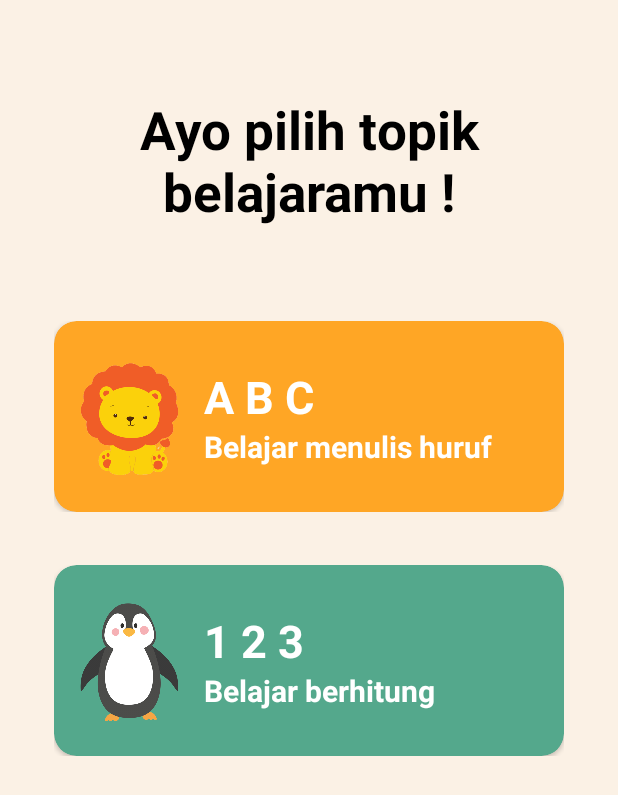
After one commit to PutriEndahP/welearn_android, an Android app: the layout activity_menu_belajar.xml on its own in the app's theme, with its tools: preview values and no code run, on a phone screen of 412 x 824 dp. The commit adds this screen. Shown: the top 795 px of the screen. Run offline under Robolectric (Android 15) with nearby library versions, the phone set to English and light mode, and no system bars.

Commit message:
add menu belajar

```diff
--- a/app/src/main/AndroidManifest.xml
+++ b/app/src/main/AndroidManifest.xml
@@ -9,7 +9,8 @@
         android:roundIcon="@mipmap/ic_launcher_round"
         android:supportsRtl="true"
         android:theme="@style/AppTheme.NoActionBar">
-        <activity android:name=".Activity.RegisterActivity"></activity>
+        <activity android:name=".Activity.MenuBelajarActivity"></activity>
+        <activity android:name=".Activity.RegisterActivity" />
         <activity android:name=".MainActivity" /> <!-- <activity -->
         <!-- android:name=".ui.login.LoginActivity" -->
         <!-- android:label="@string/title_activity_login"></activity> -->
--- /dev/null
+++ b/app/src/main/java/com/example/welearn/Activity/MenuBelajarActivity.java
@@ -0,0 +1,14 @@
+package com.example.welearn.Activity;
+
+import androidx.appcompat.app.AppCompatActivity;
+
+import android.os.Bundle;
+
+public class MenuBelajarActivity extends AppCompatActivity {
+
+    @Override
+    protected void onCreate(Bundle savedInstanceState) {
+        super.onCreate(savedInstanceState);
+        setContentView(R.layout.activity_menu_belajar);
+    }
+}
--- /dev/null
+++ b/app/src/main/res/layout/activity_menu_belajar.xml
@@ -0,0 +1,120 @@
+<?xml version="1.0" encoding="utf-8"?>
+<RelativeLayout xmlns:android="http://schemas.android.com/apk/res/android"
+    xmlns:app="http://schemas.android.com/apk/res-auto"
+    xmlns:tools="http://schemas.android.com/tools"
+    android:layout_width="match_parent"
+    android:layout_height="match_parent"
+    android:orientation="vertical"
+    tools:context=".Activity.MenuBelajarActivity"
+    android:background="@color/colorBG">
+    <LinearLayout
+        android:layout_width="match_parent"
+        android:layout_height="match_parent"
+        android:orientation="vertical">
+
+        <RelativeLayout
+            android:layout_width="match_parent"
+            android:layout_height="214dp"
+            android:background="@color/colorBG"
+            android:scaleType="centerCrop">
+
+            <TextView
+                android:id="@+id/judul"
+                android:layout_width="match_parent"
+                android:layout_height="wrap_content"
+                android:layout_centerVertical="true"
+                android:gravity="center"
+                android:text="Ayo pilih topik belajaramu !"
+                android:textColor="@color/black"
+                android:textSize="35sp"
+                android:textStyle="bold"></TextView>
+        </RelativeLayout>
+            <LinearLayout
+                android:layout_width="wrap_content"
+                android:layout_marginTop="0dp"
+                android:layout_gravity="center|center_vertical"
+                android:layout_height="wrap_content">
+                <androidx.cardview.widget.CardView
+                    android:layout_width="340dp"
+                    android:layout_height="wrap_content"
+                    app:cardCornerRadius="15dp"
+                    android:id="@+id/btn_huruf"
+                    app:cardBackgroundColor="@color/colorPrimary">
+                    <ImageView
+                        android:layout_width="90dp"
+                        android:layout_height="100dp"
+                        android:layout_marginTop="15dp"
+                        android:layout_marginLeft="5dp"
+                        android:src="@drawable/lion">
+                    </ImageView>
+                    <TextView
+                        android:layout_width="match_parent"
+                        android:layout_height="wrap_content"
+                        android:paddingLeft="100dp"
+                        android:text="A B C"
+                        android:textStyle="bold"
+                        android:textSize="30dp"
+                        android:textColor="@android:color/white"
+                        android:gravity="left"
+                        android:layout_marginTop="30dp"
+                        android:layout_marginBottom="30dp"/>
+                    <TextView
+                        android:layout_width="match_parent"
+                        android:layout_height="wrap_content"
+                        android:paddingLeft="100dp"
+                        android:text="Belajar menulis huruf"
+                        android:textStyle="bold"
+                        android:textSize="20sp"
+                        android:textColor="@android:color/white"
+                        android:gravity="left"
+                        android:layout_marginTop="70dp"
+                        android:layout_marginBottom="30dp"/>
+
+                </androidx.cardview.widget.CardView>
+            </LinearLayout>
+        <LinearLayout
+            android:layout_width="wrap_content"
+            android:layout_marginTop="35dp"
+            android:layout_gravity="center|center_vertical"
+            android:layout_height="wrap_content">
+            <androidx.cardview.widget.CardView
+                android:layout_width="340dp"
+                android:layout_height="wrap_content"
+                app:cardCornerRadius="15dp"
+                android:id="@+id/btn_angka"
+                app:cardBackgroundColor="@color/tosca">
+                <ImageView
+                    android:layout_width="90dp"
+                    android:layout_height="90dp"
+                    android:layout_marginTop="20dp"
+                    android:layout_marginLeft="5dp"
+                    android:src="@drawable/pinguin">
+                </ImageView>
+                <TextView
+                    android:layout_width="match_parent"
+                    android:layout_height="wrap_content"
+                    android:paddingLeft="100dp"
+                    android:text="1 2 3"
+                    android:textStyle="bold"
+                    android:textSize="30dp"
+                    android:textColor="@android:color/white"
+                    android:gravity="left"
+                    android:layout_marginTop="30dp"
+                    android:layout_marginBottom="30dp"/>
+                <TextView
+                    android:layout_width="match_parent"
+                    android:layout_height="wrap_content"
+                    android:paddingLeft="100dp"
+                    android:text="Belajar berhitung"
+                    android:textStyle="bold"
+                    android:textSize="20sp"
+                    android:textColor="@android:color/white"
+                    android:gravity="left"
+                    android:layout_marginTop="70dp"
+                    android:layout_marginBottom="30dp"/>
+
+            </androidx.cardview.widget.CardView>
+        </LinearLayout>
+    </LinearLayout>
+
+</RelativeLayout>
--- a/app/src/main/res/values/colors.xml
+++ b/app/src/main/res/values/colors.xml
@@ -4,4 +4,6 @@
     <color name="colorPrimaryDark">#3700B3</color>
     <color name="colorAccent">#03DAC5</color>
     <color name="colorBG">#FBF1E5</color>
+    <color name="black">#000000</color>
+    <color name="tosca">#54A88C</color>
 </resources>
```
Also changed, not shown: app/src/main/res/drawable-v24/lion.png (added), app/src/main/res/drawable/pinguin.png (added).
